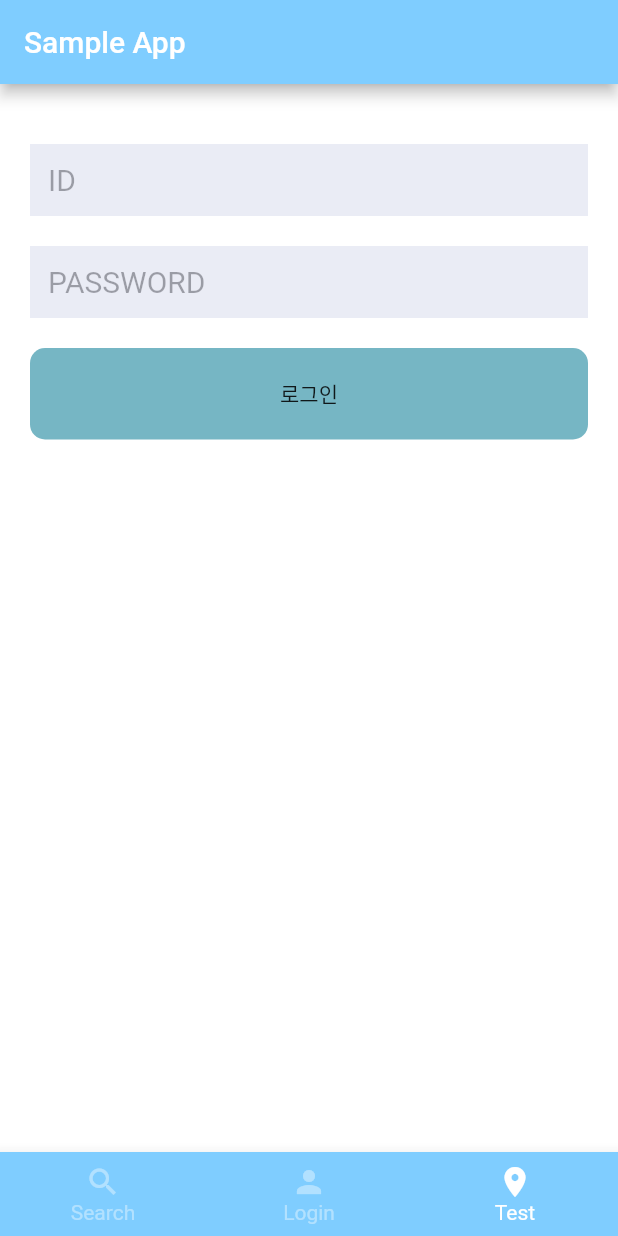
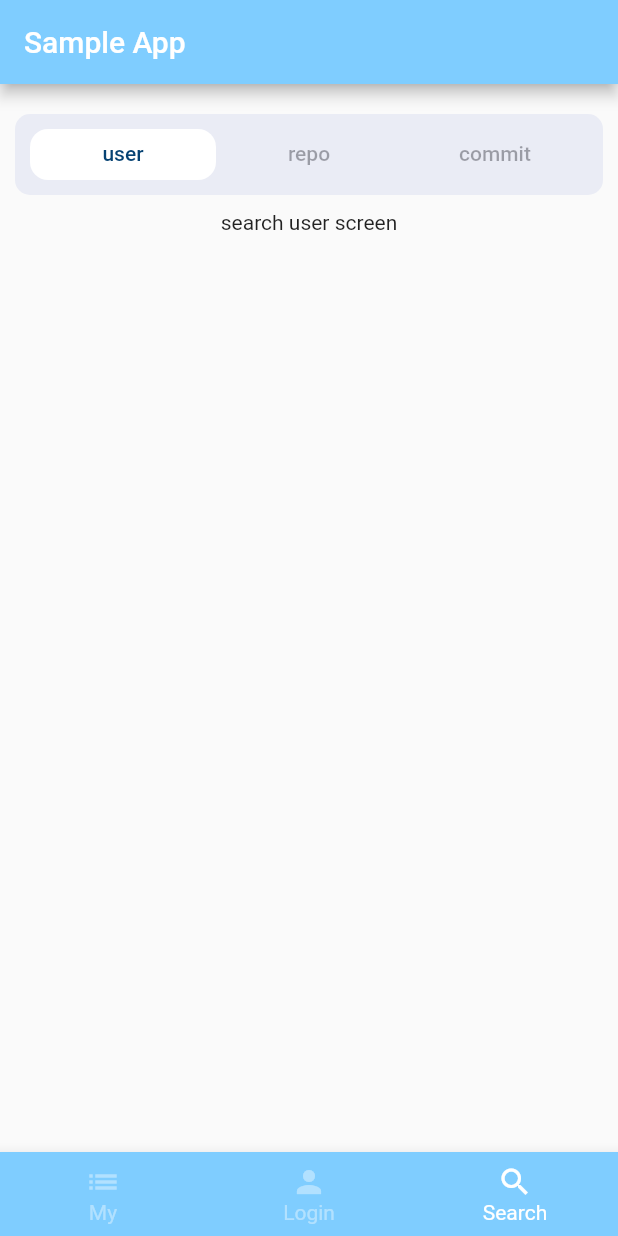
Before and after one commit to cw-hanna/flutter_clean_architecture_sample, a Flutter app: the screen it shows after launch, item 3 of the bottom bar chosen, on a phone screen of 412 x 824 dp. Run offline on Flutter 3.47's test engine with Material 2 defaults, Android fonts, the phone set to English and light mode, and no system bars; our stand-ins replace bloc, equatable, flutter_bloc, freezed_annotation, get_it; missing offline and left inert: flutter_inappwebview.

Commit message:
add SearchScreen(with TabBar), add MyListScreen

```diff
--- a/lib/presentation/screens/main/main_screen.dart
+++ b/lib/presentation/screens/main/main_screen.dart
@@ -1,9 +1,9 @@
 import 'package:flutter/material.dart';
 
 import 'package:image_search/config/theme/cw_colors.dart';
-import 'package:image_search/presentation/screens/commit/commit_search_screen.dart';
 import 'package:image_search/presentation/screens/login/login_screen.dart';
-
+import 'package:image_search/presentation/screens/my/my_list_screen.dart';
+import 'package:image_search/presentation/screens/search/search_screen.dart';
 
 class MainScreen extends StatefulWidget {
   const MainScreen({Key? key}) : super(key: key);
@@ -13,11 +13,7 @@ class MainScreen extends StatefulWidget {
 }
 
 class _MainScreenState extends State<MainScreen> {
-  final List _screens = const [
-    CommitSearchScreen(),
-    LoginScreen(),
-    LoginScreen()
-  ];
+  final List _screens = const [MyListScreen(), LoginScreen(), SearchScreen()];
 
   int _selectedIndex = 0;
 
@@ -43,16 +39,16 @@ class _MainScreenState extends State<MainScreen> {
         },
         items: const [
           BottomNavigationBarItem(
-            label: 'Search',
-            icon: Icon(Icons.search),
+            label: 'My',
+            icon: Icon(Icons.list),
           ),
           BottomNavigationBarItem(
             label: 'Login',
             icon: Icon(Icons.person),
           ),
           BottomNavigationBarItem(
-            label: 'Test',
-            icon: Icon(Icons.location_on),
+            label: 'Search',
+            icon: Icon(Icons.search),
           ),
         ],
       ),
--- a/lib/presentation/screens/commit/provider/commit_detail_provider.dart
+++ b/lib/presentation/screens/my/provider/my_detail_provider.dart
@@ -5,7 +5,7 @@ import 'package:image_search/core/resources/result.dart';
 import 'package:image_search/di/locator.dart';
 import 'package:image_search/domain/usecases/get_commit_detail_use_case.dart';
 
-class CommitDetailProvider with ChangeNotifier {
+class MyDetailProvider with ChangeNotifier {
   String _htmlUrl = '';
   String get htmlUrl => _htmlUrl;
 
--- a/lib/presentation/screens/commit/provider/commit_search_provider.dart
+++ b/lib/presentation/screens/my/provider/my_list_provider.dart
@@ -7,7 +7,7 @@ import 'package:image_search/di/locator.dart';
 import 'package:image_search/domain/entities/commit.dart';
 import 'package:image_search/domain/usecases/get_commits_use_case.dart';
 
-class CommitSearchProvider with ChangeNotifier {
+class MyListProvider with ChangeNotifier {
   List<Commit> _commits = [];
   CommitApiLoadingState _state = CommitApiLoadingState(false);
 
--- /dev/null
+++ b/lib/presentation/screens/search/search_screen.dart
@@ -0,0 +1,102 @@
+import 'package:flutter/material.dart';
+import 'package:image_search/config/theme/cw_colors.dart';
+
+class SearchScreen extends StatefulWidget {
+  const SearchScreen({Key? key}) : super(key: key);
+
+  @override
+  State<SearchScreen> createState() => _SearchScreenState();
+}
+
+class _SearchScreenState extends State<SearchScreen>
+    with TickerProviderStateMixin {
+  late TabController _tabController;
+
+  final Color _selectedColor = CwColors.color1;
+  final Color _unselectedColor = CwColors.dark_gray;
+
+  var _selectedIndex = 0;
+
+  @override
+  void initState() {
+    super.initState();
+
+    _tabController = TabController(length: 3, vsync: this);
+  }
+
+  @override
+  Widget build(BuildContext context) {
+    return Scaffold(
+      body: Column(
+        children: [
+          Padding(
+            padding: const EdgeInsets.fromLTRB(10, 20, 10, 10),
+            child: Container(
+              padding: const EdgeInsets.all(10),
+              decoration: BoxDecoration(
+                  borderRadius: BorderRadius.circular(10),
+                  color: CwColors.gray),
+              child: TabBar(
+                controller: _tabController,
+                indicator: BoxDecoration(
+                  color: Colors.white,
+                  borderRadius: BorderRadius.circular(12),
+                ),
+                onTap: (index) {
+                  setState(() {
+                    _selectedIndex = index;
+                  });
+                },
+                tabs: [
+                  tabButton('user', 0),
+                  tabButton('repo', 1),
+                  tabButton('commit', 2),
+                ],
+              ),
+            ),
+          ),
+          _tabScreens(_selectedIndex),
+        ],
+      ),
+    );
+  }
+
+  Widget searchCommitScreen() {
+    return Container(
+      child: Text('search user screen'),
+    );
+  }
+
+  Widget searchRepoScreen() {
+    return Container(
+      child: Text('search repo screen'),
+    );
+  }
+
+  Widget searchUserScreen() {
+    return Container(
+      child: Text('search commit screen'),
+    );
+  }
+
+  Widget _tabScreens(int index) {
+    var tabScreens = <Widget>[];
+    tabScreens.add(searchCommitScreen());
+    tabScreens.add(searchRepoScreen());
+    tabScreens.add(searchUserScreen());
+    return tabScreens[index];
+  }
+
+  Widget tabButton(String buttonTxt, int buttonIndex) {
+    return Container(
+        decoration: BoxDecoration(borderRadius: BorderRadius.circular(6)),
+        padding: const EdgeInsets.fromLTRB(0, 8, 0, 8),
+        child: Text(
+          buttonTxt,
+          style: TextStyle(
+              color: _selectedIndex == buttonIndex
+                  ? _selectedColor
+                  : _unselectedColor),
+        ));
+  }
+}
--- a/lib/presentation/widgets/commit_widget.dart
+++ b/lib/presentation/widgets/commit_widget.dart
@@ -2,9 +2,9 @@ import 'package:flutter/material.dart';
 import 'package:image_search/domain/entities/commit.dart';
 
 import 'package:image_search/config/theme/cw_colors.dart';
-import 'package:image_search/presentation/screens/commit/provider/commit_detail_provider.dart';
+
+import 'package:image_search/presentation/screens/my/provider/my_detail_provider.dart';
 import 'package:image_search/presentation/screens/webview/base_web_view.dart';
-
 
 import 'package:provider/provider.dart';
 
@@ -14,7 +14,7 @@ class CommitWidget extends StatelessWidget {
 
   @override
   Widget build(BuildContext context) {
-    final commitDetailProvider = context.watch<CommitDetailProvider>();
+    final commitDetailProvider = context.watch<MyDetailProvider>();
 
     return Column(
       crossAxisAlignment: CrossAxisAlignment.start,
```
Also changed, not shown: lib/main.dart (+7 -6 lines), lib/presentation/screens/my/my_list_screen.dart (renamed from lib/presentation/screens/commit/commit_search_screen.dart, +22 -15 lines), lib/presentation/screens/webview/base_web_view.dart (+5 -6 lines).
